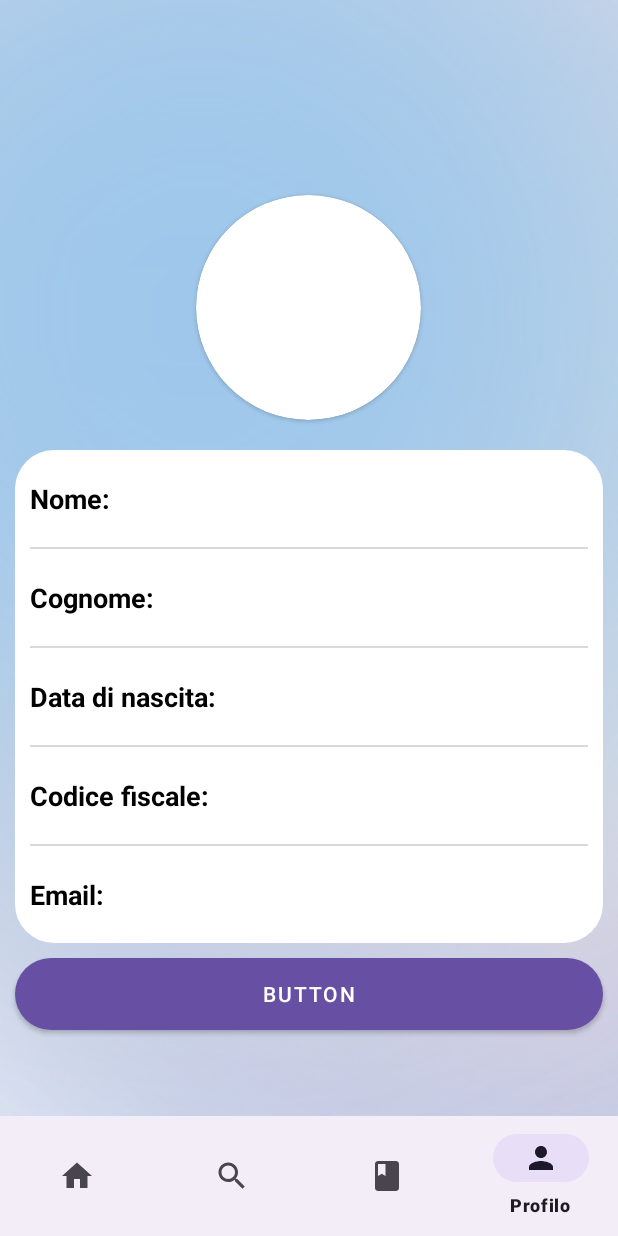
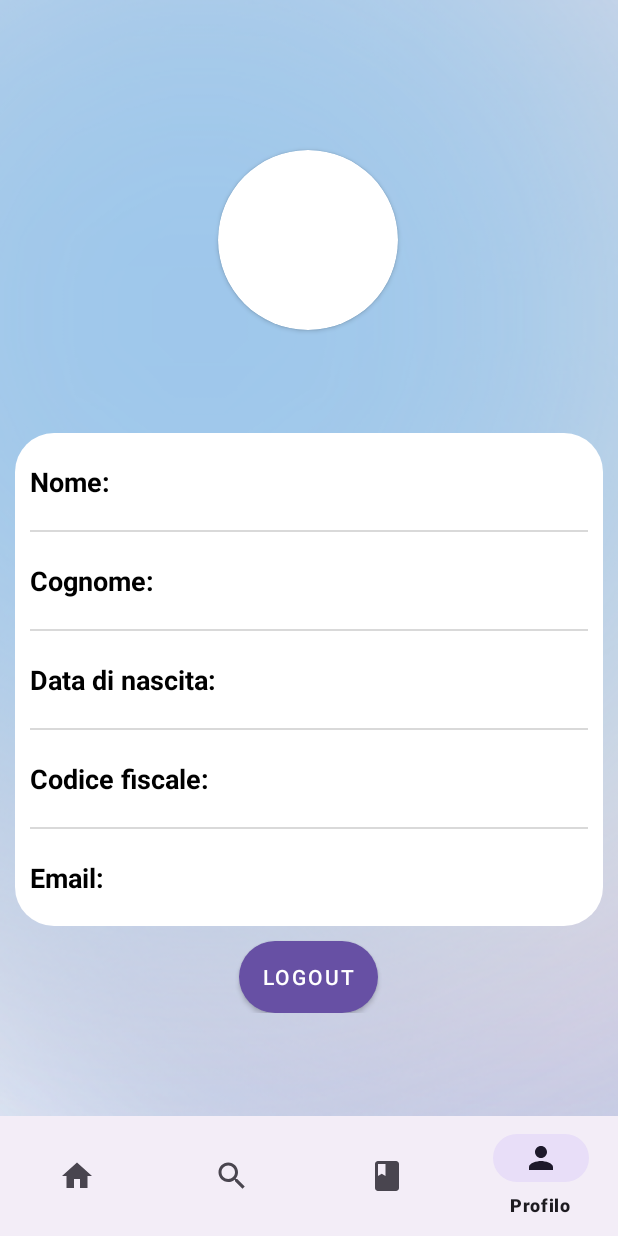
Before and after one commit to ime03/bibliotecaAndroid, an Android app: the UserHome screen opened directly, with no data from a screen before it, item 4 of the bottom bar chosen, on a phone screen of 412 x 824 dp. Run offline under Robolectric (Android 15) with nearby library versions, the phone set to English and light mode, and no system bars; our stand-ins replace Firebase (no records; nobody signed in at launch, a user with empty details on screens opened directly); 4 statements that could not run were skipped.

Commit message:
Sistemato il profilo

```diff
--- a/app/src/main/java/it/insubria/biblioteca/MainActivity.kt
+++ b/app/src/main/java/it/insubria/biblioteca/MainActivity.kt
@@ -8,6 +8,7 @@ import android.widget.Button
 import android.widget.EditText
 import android.widget.TextView
 import android.widget.Toast
+import androidx.activity.enableEdgeToEdge
 import com.google.firebase.auth.FirebaseAuth
 import com.google.firebase.database.DataSnapshot
 import com.google.firebase.database.DatabaseError
--- a/app/src/main/java/it/insubria/biblioteca/UserHome.kt
+++ b/app/src/main/java/it/insubria/biblioteca/UserHome.kt
@@ -2,6 +2,7 @@ package it.insubria.biblioteca
 
 import androidx.appcompat.app.AppCompatActivity
 import android.os.Bundle
+import androidx.activity.enableEdgeToEdge
 import androidx.fragment.app.Fragment
 import com.google.android.material.bottomnavigation.BottomNavigationView
 import it.insubria.biblioteca.databinding.ActivityMainBinding
@@ -12,7 +13,7 @@ class UserHome : AppCompatActivity() {
 
     override fun onCreate(savedInstanceState: Bundle?) {
         super.onCreate(savedInstanceState)
-        //binding = ActivityMainBinding.inflate(layoutInflater)
+        enableEdgeToEdge()
         setContentView(R.layout.activity_user_home)
         replaceFragment(Home())
 
@@ -34,13 +35,6 @@ class UserHome : AppCompatActivity() {
         }
     }
 
-    /*private fun replaceFragment(fragment: Fragment){
-        val fragmentManager = supportFragmentManager
-        val fragmentTransaction = fragmentManager.beginTransaction()
-        fragmentTransaction.replace(R.id.frame_layout,fragment)
-        fragmentTransaction.commit()
-    }*/
-
     private fun replaceFragment(fragment: Fragment){
         supportFragmentManager.beginTransaction().replace(R.id.frame_layout, fragment).commit()
     }
--- a/app/src/main/res/layout/fragment_profilo.xml
+++ b/app/src/main/res/layout/fragment_profilo.xml
@@ -7,13 +7,12 @@
     tools:context=".Profilo"
     android:background="@drawable/sfondo_profilo">
 
-    <!-- TODO: Update blank fragment layout -->
 
     <androidx.cardview.widget.CardView
         android:id="@+id/cardView"
-        android:layout_width="150dp"
-        android:layout_height="150dp"
-        android:layout_marginTop="130dp"
+        android:layout_width="120dp"
+        android:layout_height="120dp"
+        android:layout_marginTop="100dp"
         app:cardCornerRadius="100dp"
         app:layout_constraintEnd_toEndOf="parent"
         app:layout_constraintHorizontal_bias="0.498"
@@ -22,8 +21,8 @@
 
         <ImageView
             android:id="@+id/imageView3"
-            android:layout_width="150dp"
-            android:layout_height="150dp"
+            android:layout_width="120dp"
+            android:layout_height="120dp"
             android:layout_marginTop="0dp"
             app:layout_constraintEnd_toEndOf="parent"
             app:layout_constraintHorizontal_bias="0.547"
@@ -32,6 +31,18 @@
             tools:src="@tools:sample/avatars" />
 
     </androidx.cardview.widget.CardView>
+
+    <LinearLayout
+        android:id="@+id/linearLayout3"
+        android:layout_width="match_parent"
+        android:layout_height="wrap_content"
+        android:layout_marginBottom="20dp"
+        android:gravity="center_horizontal"
+        android:orientation="vertical"
+        app:layout_constraintBottom_toBottomOf="parent"
+        app:layout_constraintEnd_toEndOf="parent"
+        app:layout_constraintStart_toStartOf="parent"
+        app:layout_constraintTop_toBottomOf="@+id/cardView">
 
         <LinearLayout
             android:id="@+id/linearLayout"
@@ -43,10 +54,7 @@
             android:background="@drawable/container_profilo"
             android:orientation="vertical"
             android:paddingTop="10dp"
-        android:paddingBottom="10dp"
-        app:layout_constraintEnd_toEndOf="parent"
-        app:layout_constraintStart_toStartOf="parent"
-        app:layout_constraintTop_toBottomOf="@+id/cardView">
+            android:paddingBottom="10dp">
 
             <LinearLayout
                 android:layout_width="match_parent"
@@ -134,7 +142,7 @@
 
                 <TextView
                     android:id="@+id/datanascita_profilo"
-                android:layout_width="0dp"
+                    android:layout_width="wrap_content"
                     android:layout_height="wrap_content"
                     android:layout_weight="1"
                     android:textAlignment="viewEnd"
@@ -168,7 +176,7 @@
 
                 <TextView
                     android:id="@+id/cf_profilo"
-                android:layout_width="0dp"
+                    android:layout_width="wrap_content"
                     android:layout_height="wrap_content"
                     android:layout_weight="1"
                     android:textAlignment="viewEnd"
@@ -202,7 +210,7 @@
 
                 <TextView
                     android:id="@+id/email_profilo"
-                android:layout_width="0dp"
+                    android:layout_width="wrap_content"
                     android:layout_height="wrap_content"
                     android:layout_weight="1"
                     android:textAlignment="viewEnd"
@@ -215,13 +223,15 @@
 
         <Button
             android:id="@+id/logoutButton"
-        android:layout_width="0dp"
+            android:layout_width="wrap_content"
             android:layout_height="wrap_content"
+            android:layout_marginStart="16dp"
             android:layout_marginTop="10dp"
-        android:text="Button"
-        app:layout_constraintEnd_toEndOf="@+id/linearLayout"
-        app:layout_constraintStart_toStartOf="@+id/linearLayout"
-        app:layout_constraintTop_toBottomOf="@+id/linearLayout" />
+            android:layout_marginEnd="16dp"
+            android:text="Logout" />
+    </LinearLayout>
+
+
 
 
 </androidx.constraintlayout.widget.ConstraintLayout>
--- a/build.gradle.kts
+++ b/build.gradle.kts
@@ -5,7 +5,7 @@ buildscript {
 }
 // Top-level build file where you can add configuration options common to all sub-projects/modules.
 plugins {
-    id("com.android.application") version "8.2.2" apply false
+    id("com.android.application") version "8.4.0" apply false
     id("org.jetbrains.kotlin.android") version "1.9.22" apply false
     id("com.google.gms.google-services") version "4.4.1" apply false
 }
```
Also changed, not shown: gradle/wrapper/gradle-wrapper.properties. Lines whose indentation alone changed are shown as unchanged.
